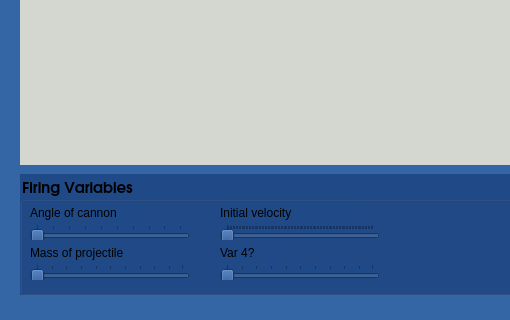
ChristopherDHanson/CannonBlaster, file EducationalApp/demowindow.ui: the form before one commit; both pictures show x 0 to 510 and y 252 to 572 of the 734 by 572 pixel window.
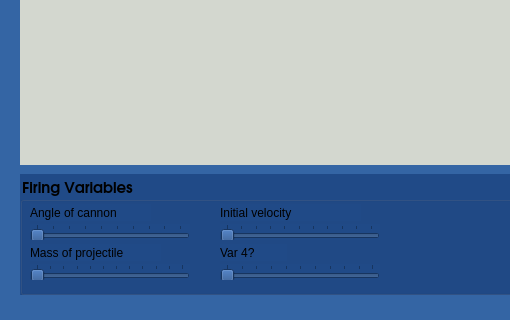
The form after the commit. Custom widgets are drawn as their Qt base class.

Commit message: Added density slider

Diff of the .ui file:
```diff
--- a/EducationalApp/demowindow.ui
+++ b/EducationalApp/demowindow.ui
@@ -115,6 +115,9 @@
        <height>16</height>
       </rect>
      </property>
+     <property name="maximum">
+      <number>11</number>
+     </property>
      <property name="orientation">
       <enum>Qt::Horizontal</enum>
      </property>
@@ -148,7 +151,7 @@
       </rect>
      </property>
      <property name="maximum">
-      <number>1000</number>
+      <number>101</number>
      </property>
      <property name="orientation">
       <enum>Qt::Horizontal</enum>
```
The commit also changes 4 other files.
